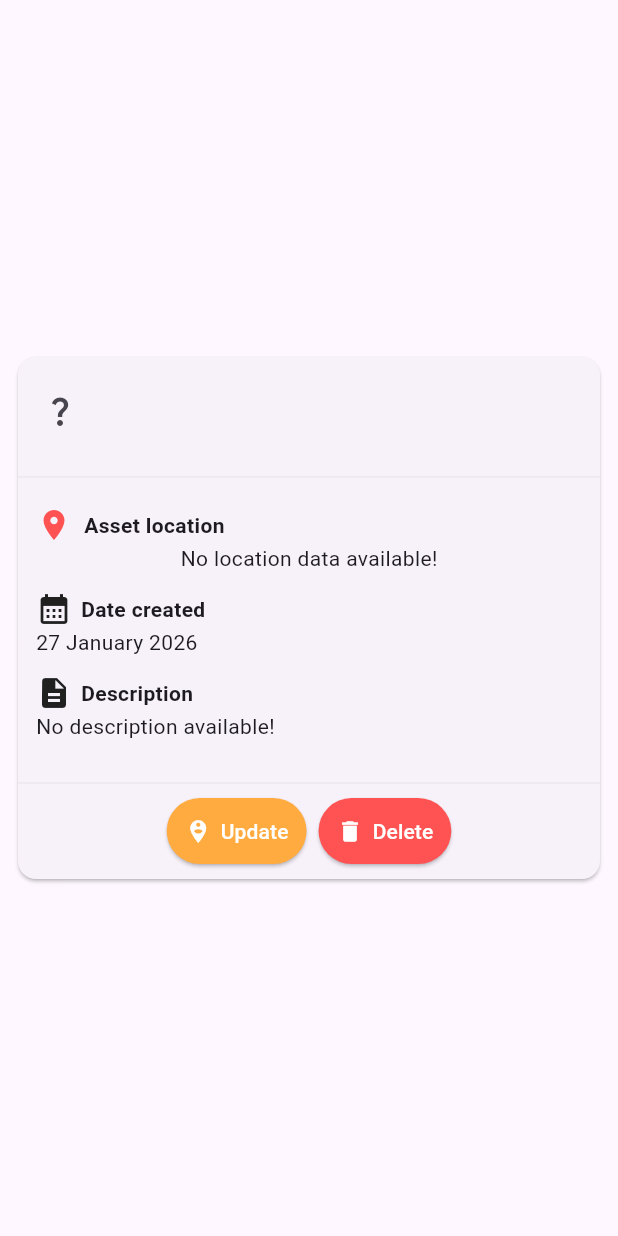
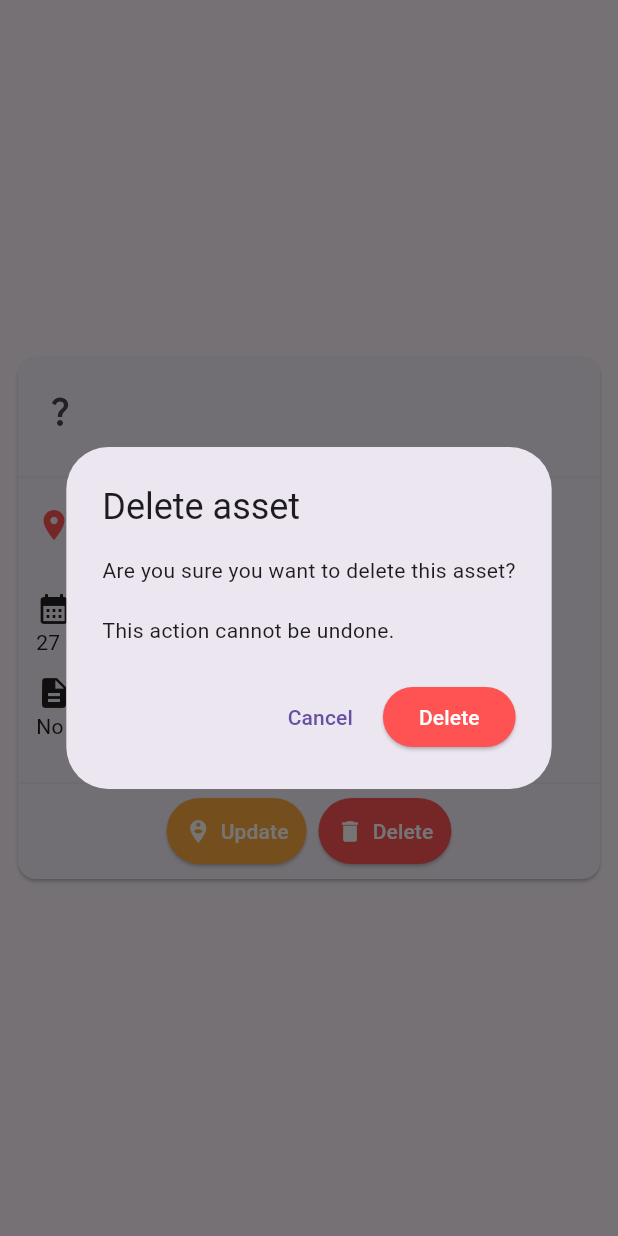
Before and after one commit to mandyfarrugia/mfswd62b_cpdha_2526, a Flutter app: the AdvancedAssetCardWidget widget shown alone on an empty page, opened directly with empty values, after a tap on "Delete", on a phone screen of 412 x 824 dp. Run offline on Flutter 3.47's test engine with Material 3 defaults, Android fonts, the phone set to English and light mode, and no system bars; our stand-ins replace flutter_riverpod, geolocator, objectbox; generated files the repository leaves out were written again.

Commit message:
Delete functionality works on both AssetCardWidget and AdvancedAssetCardWidget.

```diff
--- a/mfswd62b_cpd/lib/widgets/advanced_asset_card_widget.dart
+++ b/mfswd62b_cpd/lib/widgets/advanced_asset_card_widget.dart
@@ -1,16 +1,19 @@
 import 'package:flutter/material.dart';
+import 'package:flutter_riverpod/flutter_riverpod.dart';
 import 'package:mfswd62b_cpd/widgets/asset_location_widget.dart';
+import '../main.dart';
 import '../mappers/asset_type_to_icon_mapper.dart';
 import '../models/asset.dart';
+import '../providers/asset_state_notifier.dart';
 import './asset_button.dart';
 
-class AdvancedAssetCardWidget extends StatelessWidget {
+class AdvancedAssetCardWidget extends ConsumerWidget {
   final Asset assetToDisplay;
 
   const AdvancedAssetCardWidget({ required this.assetToDisplay, super.key});
 
   @override
-  Widget build(BuildContext context) {
+  Widget build(BuildContext context, WidgetRef ref) {
     return Padding(
       padding: const EdgeInsets.all(8),
       child: Center(
@@ -62,7 +65,26 @@ class AdvancedAssetCardWidget extends StatelessWidget {
                   spacing: 8,
                   children: [
                     AssetButton(iconData: Icons.person_pin_circle, backgroundColour: Colors.orangeAccent, foregroundColour: Colors.white, buttonText: 'Update', callback: () {}),
-                    AssetButton(iconData: Icons.delete, backgroundColour: Colors.redAccent, foregroundColour: Colors.white, buttonText: 'Delete', callback: () {}),
+                    AssetButton(
+                      iconData: Icons.delete,
+                      backgroundColour: Colors.redAccent,
+                      foregroundColour: Colors.white,
+                      buttonText: 'Delete',
+                      callback: () async {
+                        bool? deleteConfirmed = await deleteConfirmationService.showDeleteConfirmationDialog(context);
+
+                      if(deleteConfirmed != null && deleteConfirmed) {
+                        ref.read(assetProvider.notifier).deleteAsset(assetToDisplay);
+
+                        if(context.mounted) {
+                          ScaffoldMessenger.of(context).showSnackBar(
+                            const SnackBar(content: Text('Asset deleted successfully!'))
+                          );
+
+                          Navigator.of(context).pop();
+                        }
+                      }
+                      }),
                   ],
                 )
               )
--- a/mfswd62b_cpd/lib/widgets/asset_card_widget.dart
+++ b/mfswd62b_cpd/lib/widgets/asset_card_widget.dart
@@ -44,6 +44,14 @@ class AssetCardWidget extends ConsumerWidget {
 
                       if(deleteConfirmed != null && deleteConfirmed) {
                         ref.read(assetProvider.notifier).deleteAsset(assetToDisplay);
+
+                        if(context.mounted) {
+                          ScaffoldMessenger.of(context).showSnackBar(
+                            const SnackBar(content: Text('Asset deleted successfully!'))
+                          );
+
+                          Navigator.of(context).pop();
+                        }
                       }
                     }),
                   ],
```
